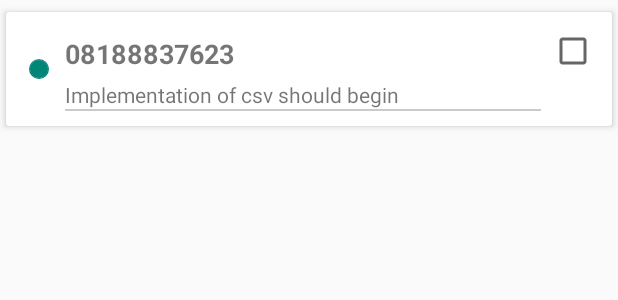
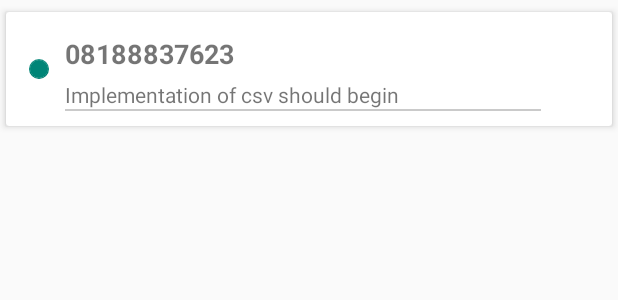
Before and after one commit to ayosol/hngstrikework_app, an Android app: the layout csv_row_item.xml on its own in the app's theme, with its tools: preview values and no code run, on a phone screen of 412 x 824 dp. Shown: the top 300 px of the screen. Run offline under Robolectric (Android 15) with nearby library versions, the phone set to English and light mode, and no system bars.

Commit message:
Made the RecyclerView Checkbox Invisible by default

```diff
--- a/app/src/main/res/layout/csv_row_item.xml
+++ b/app/src/main/res/layout/csv_row_item.xml
@@ -75,7 +75,8 @@
                 android:layout_width="wrap_content"
                 android:layout_height="wrap_content"
                 android:layout_alignParentRight="true"
-                android:gravity="center" />
+                android:gravity="center"
+                android:visibility="invisible"/>
 
         </LinearLayout>
     </android.support.v7.widget.CardView>
```
